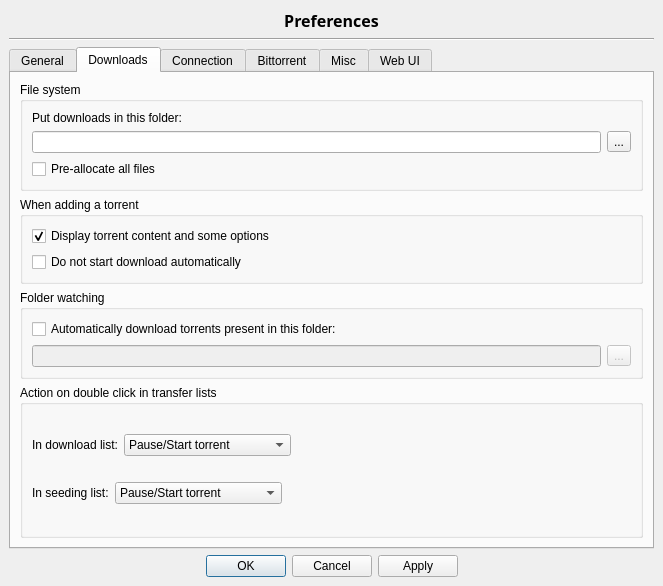
First picture: the form in src/options.ui, repository SysAdminDoc/qBittorrent-Vanced, before the edit.
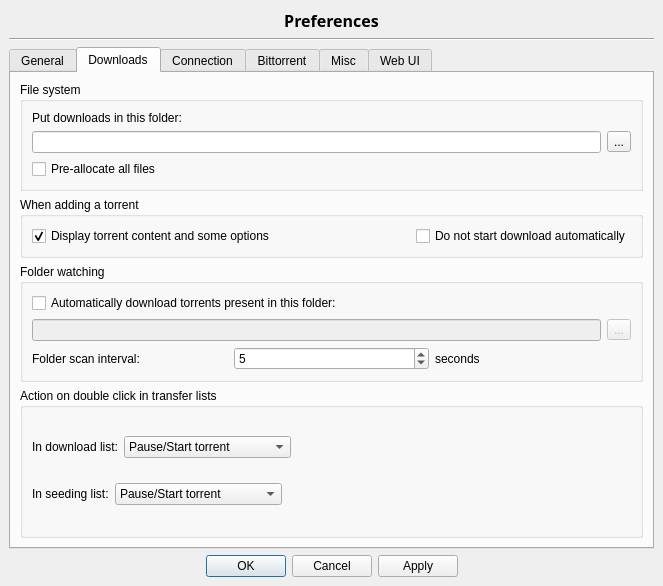
Second picture: the form after the edit. The open tabs and pages were chosen to show the change. Icons and pictures are not drawn.

Commit message: - FEATURE: Allow to customize folder scan interval

What changed in the file:
```diff
--- a/src/options.ui
+++ b/src/options.ui
@@ -344,7 +344,7 @@
        <iconset resource="icons.qrc" >
         <normaloff>:/Icons/download.png</normaloff>:/Icons/download.png</iconset>
       </attribute>
-      <layout class="QVBoxLayout" >
+      <layout class="QVBoxLayout" name="verticalLayout_4" >
        <item>
         <widget class="QGroupBox" name="fileSystemBox" >
          <property name="sizePolicy" >
@@ -419,7 +419,9 @@
          <property name="title" >
           <string>When adding a torrent</string>
          </property>
-         <layout class="QVBoxLayout" >
+         <layout class="QVBoxLayout" name="verticalLayout_3" >
+          <item>
+           <layout class="QHBoxLayout" name="horizontalLayout_3" >
           <item>
            <widget class="QCheckBox" name="checkAdditionDialog" >
             <property name="text" >
@@ -430,6 +432,19 @@
             </property>
            </widget>
           </item>
+            <item>
+             <spacer name="horizontalSpacer" >
+              <property name="orientation" >
+               <enum>Qt::Horizontal</enum>
+              </property>
+              <property name="sizeHint" stdset="0" >
+               <size>
+                <width>40</width>
+                <height>20</height>
+               </size>
+              </property>
+             </spacer>
+            </item>
           <item>
            <widget class="QCheckBox" name="checkStartPaused" >
             <property name="text" >
@@ -438,6 +453,8 @@
            </widget>
           </item>
          </layout>
+          </item>
+         </layout>
         </widget>
        </item>
        <item>
@@ -451,7 +468,7 @@
          <property name="title" >
           <string comment="qBittorrent will watch a directory and automatically download torrents present in it" >Folder watching</string>
          </property>
-         <layout class="QVBoxLayout" >
+         <layout class="QVBoxLayout" name="verticalLayout_2" >
           <item>
            <widget class="QCheckBox" name="checkScanDir" >
             <property name="text" >
@@ -468,14 +485,6 @@
              <number>0</number>
             </property>
             <item>
-             <layout class="QHBoxLayout" >
-              <property name="spacing" >
-               <number>6</number>
-              </property>
-              <property name="margin" >
-               <number>0</number>
-              </property>
-              <item>
                <widget class="QLineEdit" name="textScanDir" >
                 <property name="enabled" >
                  <bool>false</bool>
@@ -494,6 +503,35 @@
               </item>
              </layout>
             </item>
+          <item>
+           <layout class="QHBoxLayout" name="horizontalLayout_2" >
+            <item>
+             <widget class="QLabel" name="FolderScanLbl" >
+              <property name="text" >
+               <string>Folder scan interval:</string>
+              </property>
+             </widget>
+            </item>
+            <item>
+             <widget class="QSpinBox" name="FolderScanSpin" >
+              <property name="minimum" >
+               <number>1</number>
+              </property>
+              <property name="maximum" >
+               <number>9999</number>
+              </property>
+              <property name="value" >
+               <number>5</number>
+              </property>
+             </widget>
+            </item>
+            <item>
+             <widget class="QLabel" name="FolderScanLbl2" >
+              <property name="text" >
+               <string>seconds</string>
+              </property>
+             </widget>
+            </item>
            </layout>
           </item>
          </layout>
```
Left out of the diff: 5 changed lines with no effect on the pictures. Lines whose indentation alone changed are shown as unchanged. The commit also changes 6 other files.
